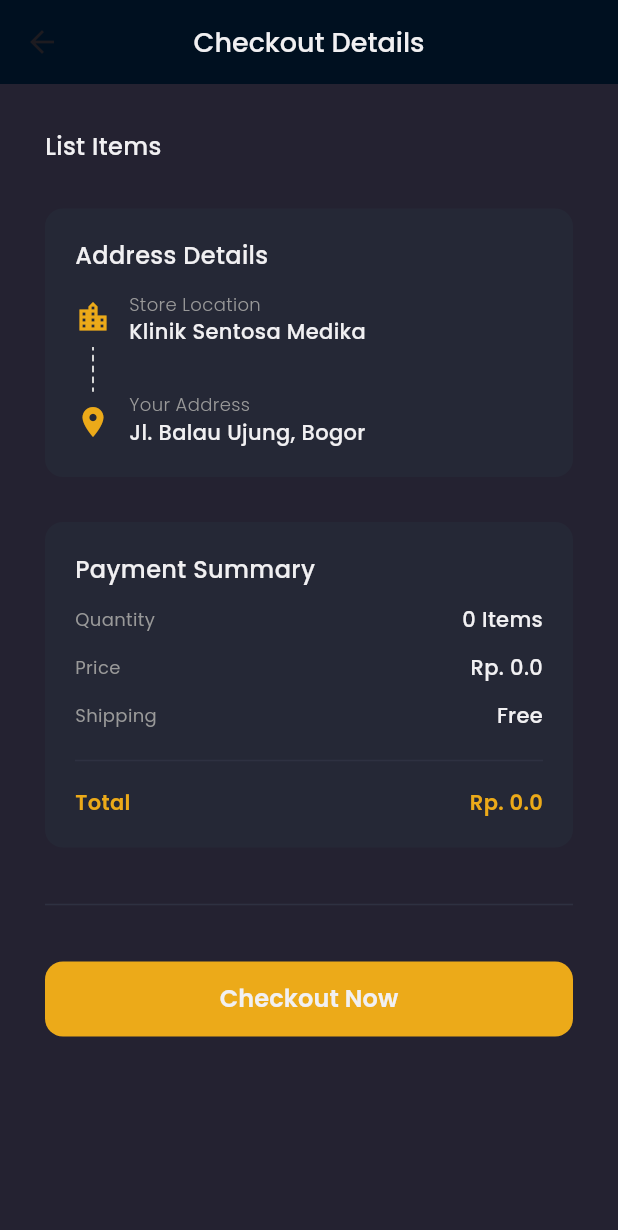
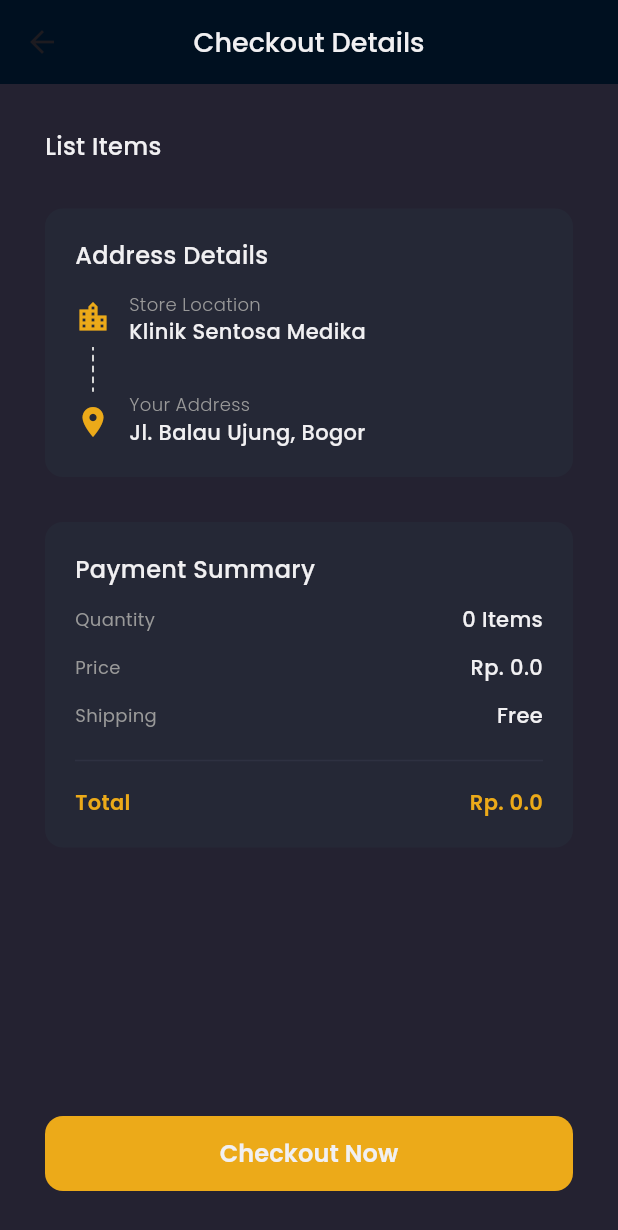
Before and after one commit to yogapermana76/medicalapp, a Flutter app: the CheckoutPage screen opened by its route, on a phone screen of 412 x 824 dp. Shown: the top 1230 px of the screen. Run offline on Flutter 3.47's test engine with Material 3 defaults, Android fonts, the phone set to English and light mode, and no system bars; our stand-ins replace carousel_slider, google_fonts; accounts and stored records are empty; network calls fail.

Commit message:
fix: checkout page - move checkout button to bottomNavigationBar

```diff
--- a/lib/pages/checkout_page.dart
+++ b/lib/pages/checkout_page.dart
@@ -71,6 +71,35 @@ class _CheckoutPageState extends State<CheckoutPage> {
           ),
         ),
       );
+    }
+
+    Widget checkoutButton() {
+      return Container(
+          padding: EdgeInsetsDirectional.symmetric(horizontal: defaultMargin),
+          child: isLoading
+              ? Container(
+                  margin: EdgeInsets.only(bottom: defaultMargin),
+                  child: const LoadingButton(),
+                )
+              : Container(
+                  height: 50,
+                  width: double.infinity,
+                  margin: EdgeInsets.symmetric(vertical: defaultMargin),
+                  decoration: BoxDecoration(
+                    color: primaryColor,
+                    borderRadius: BorderRadius.circular(12),
+                  ),
+                  child: TextButton(
+                    onPressed: () => handleCheckout(),
+                    child: Text(
+                      'Checkout Now',
+                      style: primaryTextStyle.copyWith(
+                        fontWeight: semiBold,
+                        fontSize: 16,
+                      ),
+                    ),
+                  ),
+                ));
     }
 
     Widget content() {
@@ -173,7 +202,9 @@ class _CheckoutPageState extends State<CheckoutPage> {
 
           // NOTE: PAYMENT SUMMARY
           Container(
-            margin: EdgeInsets.only(top: defaultMargin),
+            margin: EdgeInsetsDirectional.symmetric(
+              vertical: defaultMargin,
+            ),
             padding: const EdgeInsets.all(20),
             decoration: BoxDecoration(
               color: backgroundColor4,
@@ -253,37 +284,6 @@ class _CheckoutPageState extends State<CheckoutPage> {
               ],
             ),
           ),
-
-          // NOTE: CHECKOUT BUTTON
-          SizedBox(height: defaultMargin),
-          const Divider(
-            thickness: 1,
-            color: Color(0xff2E3141),
-          ),
-          isLoading
-              ? Container(
-                  margin: EdgeInsets.only(bottom: defaultMargin),
-                  child: const LoadingButton(),
-                )
-              : Container(
-                  height: 50,
-                  width: double.infinity,
-                  margin: EdgeInsets.symmetric(vertical: defaultMargin),
-                  decoration: BoxDecoration(
-                    color: primaryColor,
-                    borderRadius: BorderRadius.circular(12),
-                  ),
-                  child: TextButton(
-                    onPressed: () => handleCheckout(),
-                    child: Text(
-                      'Checkout Now',
-                      style: primaryTextStyle.copyWith(
-                        fontWeight: semiBold,
-                        fontSize: 16,
-                      ),
-                    ),
-                  ),
-                ),
         ],
       );
     }
@@ -292,6 +292,7 @@ class _CheckoutPageState extends State<CheckoutPage> {
       backgroundColor: backgroundColor3,
       appBar: header(),
       body: content(),
+      bottomNavigationBar: checkoutButton(),
     );
   }
 }
```
